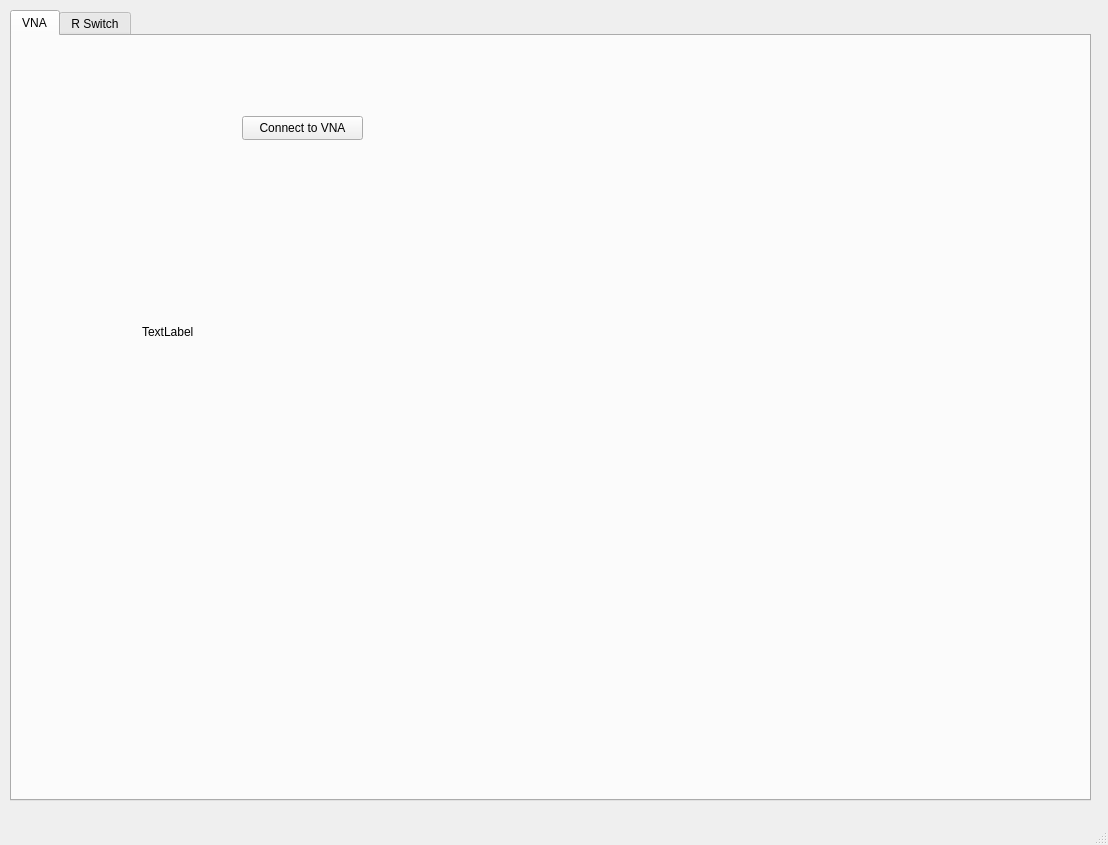
Qt form swmeas_main.ui (adleksey/SwitchMeas) before a commit.
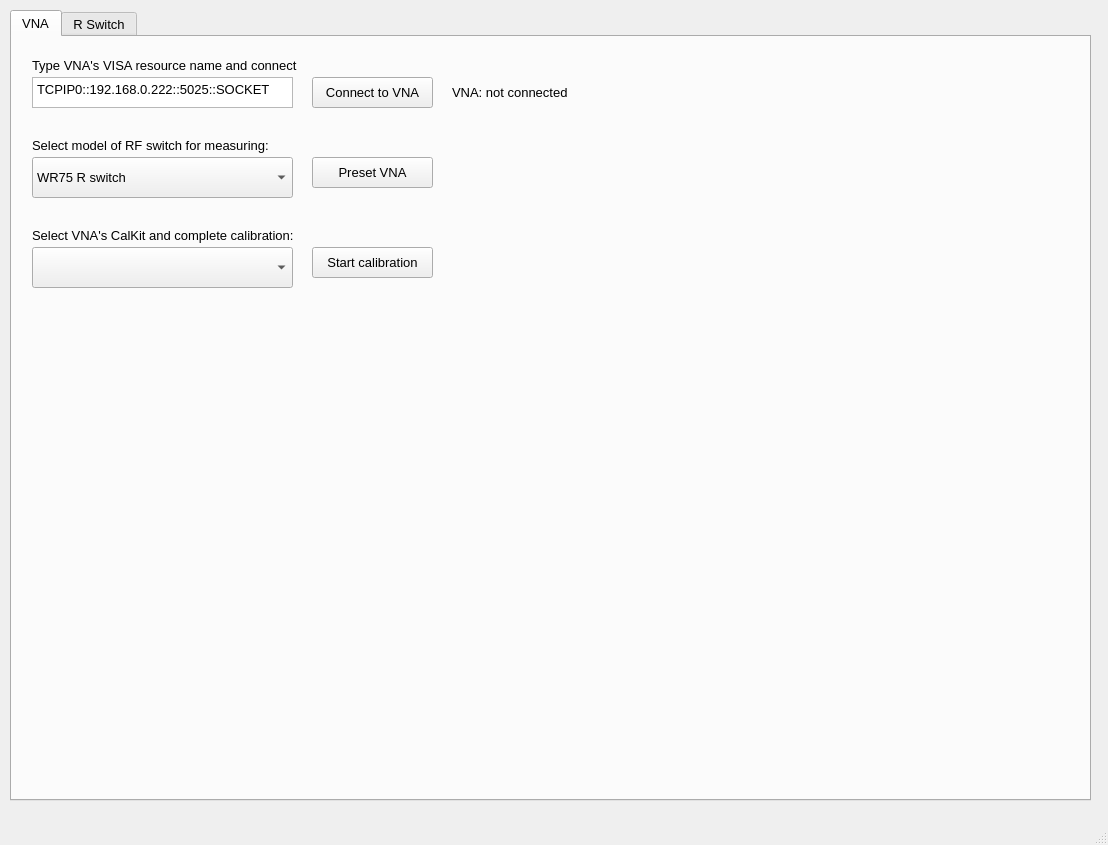
The same form after that commit.

Diff of the .ui file:
```diff
--- a/swmeas_main.ui
+++ b/swmeas_main.ui
@@ -23,6 +23,11 @@
       <height>791</height>
      </rect>
     </property>
+    <property name="font">
+     <font>
+      <pointsize>10</pointsize>
+     </font>
+    </property>
     <property name="currentIndex">
      <number>0</number>
     </property>
@@ -33,10 +38,10 @@
      <widget class="QPushButton" name="btn_connectVNA">
       <property name="geometry">
        <rect>
-        <x>230</x>
-        <y>80</y>
+        <x>300</x>
+        <y>40</y>
         <width>121</width>
-        <height>24</height>
+        <height>31</height>
        </rect>
       </property>
       <property name="text">
@@ -46,14 +51,148 @@
      <widget class="QLabel" name="label">
       <property name="geometry">
        <rect>
-        <x>130</x>
-        <y>250</y>
-        <width>551</width>
-        <height>91</height>
+        <x>440</x>
+        <y>40</y>
+        <width>321</width>
+        <height>31</height>
        </rect>
       </property>
       <property name="text">
-       <string>TextLabel</string>
+       <string>VNA: not connected</string>
+      </property>
+     </widget>
+     <widget class="QPlainTextEdit" name="txt_VISA_resource">
+      <property name="geometry">
+       <rect>
+        <x>20</x>
+        <y>40</y>
+        <width>261</width>
+        <height>31</height>
+       </rect>
+      </property>
+      <property name="font">
+       <font>
+        <pointsize>10</pointsize>
+       </font>
+      </property>
+      <property name="plainText">
+       <string>TCPIP0::192.168.0.222::5025::SOCKET</string>
+      </property>
+     </widget>
+     <widget class="QComboBox" name="combo_switch_model">
+      <property name="geometry">
+       <rect>
+        <x>20</x>
+        <y>120</y>
+        <width>261</width>
+        <height>41</height>
+       </rect>
+      </property>
+      <property name="font">
+       <font>
+        <pointsize>10</pointsize>
+       </font>
+      </property>
+      <property name="currentText">
+       <string>WR75 R switch</string>
+      </property>
+      <property name="currentIndex">
+       <number>0</number>
+      </property>
+      <item>
+       <property name="text">
+        <string>WR75 R switch</string>
+       </property>
+      </item>
+      <item>
+       <property name="text">
+        <string>WR62 R switch</string>
+       </property>
+      </item>
+      <item>
+       <property name="text">
+        <string>WR51 R switch</string>
+       </property>
+      </item>
+      <item>
+       <property name="text">
+        <string>WR34 R switch</string>
+       </property>
+      </item>
+     </widget>
+     <widget class="QLabel" name="label_2">
+      <property name="geometry">
+       <rect>
+        <x>20</x>
+        <y>100</y>
+        <width>241</width>
+        <height>16</height>
+       </rect>
+      </property>
+      <property name="text">
+       <string>Select model of RF switch for measuring:</string>
+      </property>
+     </widget>
+     <widget class="QPushButton" name="pushButton">
+      <property name="geometry">
+       <rect>
+        <x>300</x>
+        <y>120</y>
+        <width>121</width>
+        <height>31</height>
+       </rect>
+      </property>
+      <property name="text">
+       <string>Preset VNA</string>
+      </property>
+     </widget>
+     <widget class="QLabel" name="label_3">
+      <property name="geometry">
+       <rect>
+        <x>20</x>
+        <y>190</y>
+        <width>271</width>
+        <height>16</height>
+       </rect>
+      </property>
+      <property name="text">
+       <string>Select VNA's CalKit and complete calibration:</string>
+      </property>
+     </widget>
+     <widget class="QLabel" name="label_4">
+      <property name="geometry">
+       <rect>
+        <x>20</x>
+        <y>20</y>
+        <width>271</width>
+        <height>16</height>
+       </rect>
+      </property>
+      <property name="text">
+       <string>Type VNA's VISA resource name and connect</string>
+      </property>
+     </widget>
+     <widget class="QComboBox" name="comboBox">
+      <property name="geometry">
+       <rect>
+        <x>20</x>
+        <y>210</y>
+        <width>261</width>
+        <height>41</height>
+       </rect>
+      </property>
+     </widget>
+     <widget class="QPushButton" name="pushButton_2">
+      <property name="geometry">
+       <rect>
+        <x>300</x>
+        <y>210</y>
+        <width>121</width>
+        <height>31</height>
+       </rect>
+      </property>
+      <property name="text">
+       <string>Start calibration</string>
       </property>
      </widget>
     </widget>
```
Left out of the diff: 2 changed lines with no effect on the pictures.
